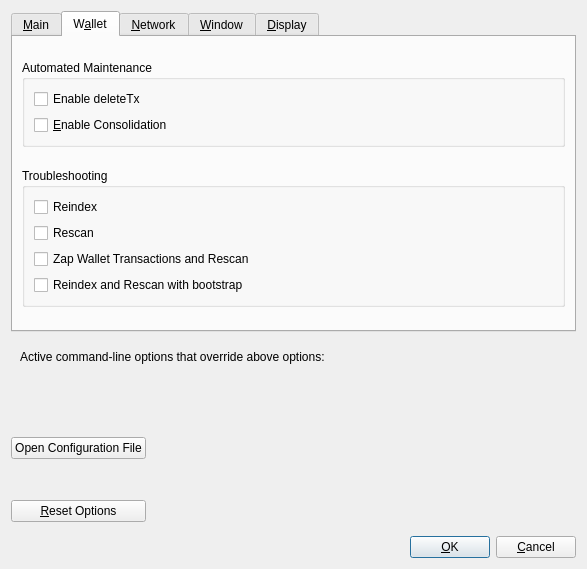
Above: src/qt/forms/optionsdialog.ui from PirateNetwork/pirate before the change. Below: the same form after it.
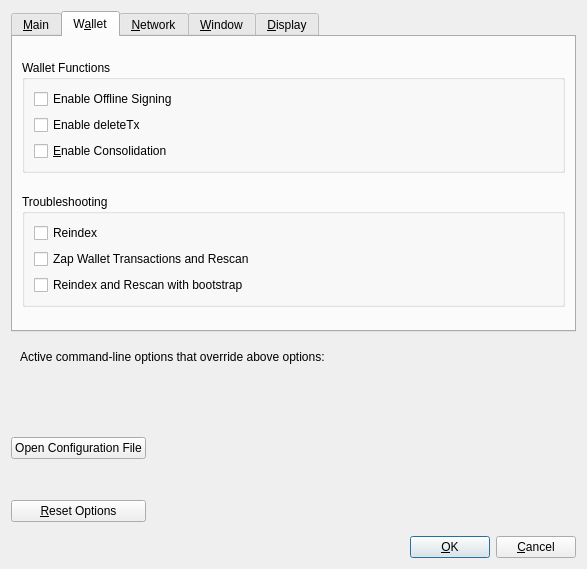
That is the form after the change. The open tabs and pages were chosen to show the change. Custom widgets are drawn as their Qt base class.

Commit message: Make off-line signing available thru options toggle

```diff
--- a/src/qt/forms/optionsdialog.ui
+++ b/src/qt/forms/optionsdialog.ui
@@ -136,7 +136,7 @@
       <attribute name="title">
        <string>W&amp;allet</string>
       </attribute>
-      <layout class="QVBoxLayout" name="verticalLayout_5">
+      <layout class="QVBoxLayout" name="verticalLayout_7">
        <item>
         <spacer name="verticalSpacer_3">
          <property name="orientation">
@@ -151,11 +151,21 @@
         </spacer>
        </item>
        <item>
-        <widget class="QGroupBox" name="groupBox">
+        <widget class="QGroupBox" name="groupBox_3">
          <property name="title">
-          <string>Automated Maintenance</string>
+          <string>Wallet Functions</string>
          </property>
-         <layout class="QVBoxLayout" name="verticalLayout_2">
+         <layout class="QVBoxLayout" name="verticalLayout_5">
+          <item>
+           <widget class="QCheckBox" name="enableOfflineSigning">
+            <property name="toolTip">
+             <string>Enable or Disable DeleteTx</string>
+            </property>
+            <property name="text">
+             <string>Enable Offline Signing</string>
+            </property>
+           </widget>
+          </item>
           <item>
            <widget class="QCheckBox" name="enableDeleteTx">
             <property name="toolTip">
@@ -208,16 +218,6 @@
             </property>
            </widget>
           </item>
-          <item>
-           <widget class="QCheckBox" name="chkRescan">
-            <property name="toolTip">
-             <string>Rescan the blockchain for missing transactions.</string>
-            </property>
-            <property name="text">
-             <string>Rescan</string>
-            </property>
-           </widget>
-          </item>
           <item>
            <widget class="QCheckBox" name="chkZapWalletTxes">
             <property name="toolTip">
```
Left out of the diff: 2 changed lines with no effect on the pictures. The commit also changes 8 other files.
